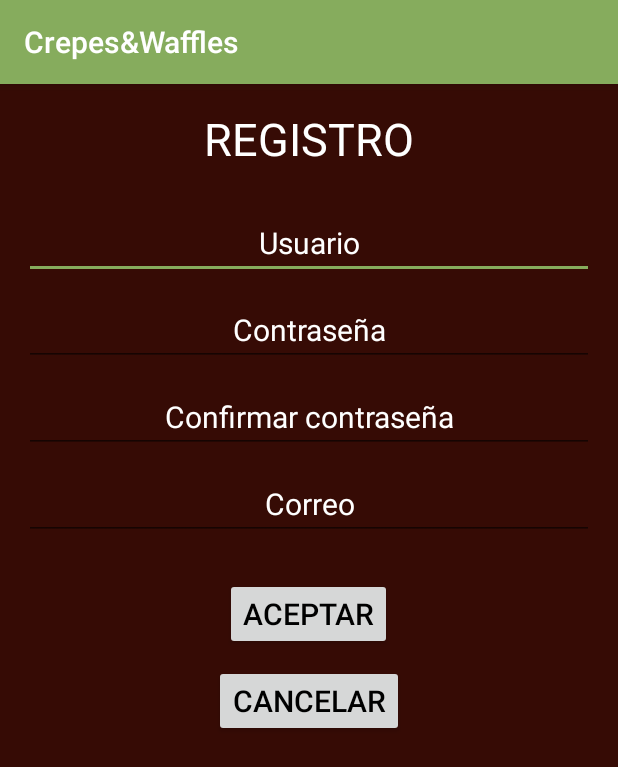
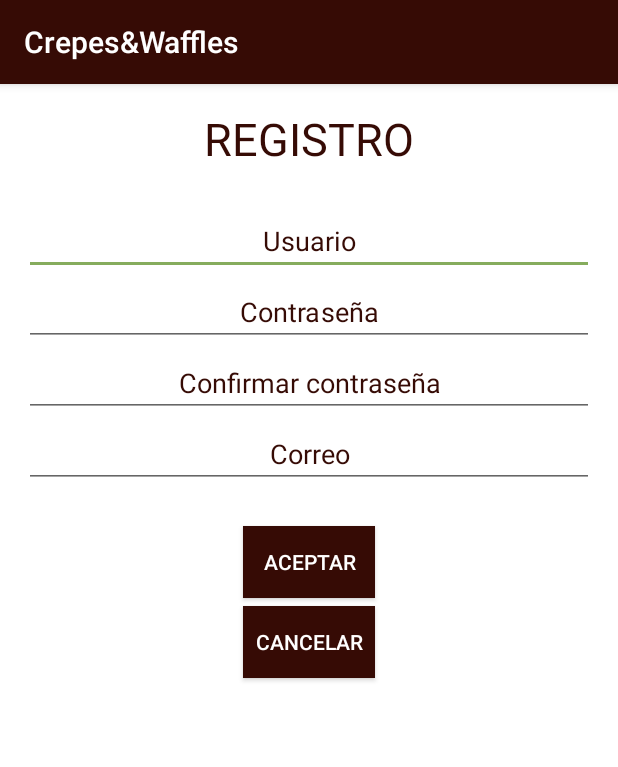
Before and after one commit to AlejandraBlandonRios/CrepesYWaffles, an Android app: the screen it shows after launch (RegistroActivity), after a tap on "REGISTRARSE", on a phone screen of 412 x 824 dp. Shown: the top 767 px of the screen. Run offline under Robolectric (Android 15) with nearby library versions, the phone set to English and light mode, and no system bars.

Commit message:
Version 2.0

```diff
--- a/app/src/main/java/com/alejandrablandon/crepeswaffles/FragmentosActivity.java
+++ b/app/src/main/java/com/alejandrablandon/crepeswaffles/FragmentosActivity.java
@@ -77,13 +77,14 @@ public class FragmentosActivity extends AppCompatActivity {
             switch (position){
                 case 0: return new LogoFragment();
                 case 1: return new Producto1Fragment();
+                case 2: return new BebidasFragment();
                 default: return null;
             }
         }
 
         @Override
         public int getCount() {
-            return 2;
+            return 3;
         }
     }
 
--- a/app/src/main/res/layout/activity_fragmentos.xml
+++ b/app/src/main/res/layout/activity_fragmentos.xml
@@ -9,7 +9,7 @@
     android:paddingRight="@dimen/activity_horizontal_margin"
     android:paddingTop="@dimen/activity_vertical_margin"
     android:id="@+id/pag_fragmentos"
-    android:background="@color/brown"
+    android:background="@color/white"
     tools:context="com.alejandrablandon.crepeswaffles.FragmentosActivity">
 
 </android.support.v4.view.ViewPager>
--- a/app/src/main/res/layout/activity_main.xml
+++ b/app/src/main/res/layout/activity_main.xml
@@ -7,7 +7,7 @@
     android:paddingRight="@dimen/activity_horizontal_margin"
     android:paddingTop="@dimen/activity_vertical_margin"
     android:orientation="vertical"
-    android:background="@color/brown"
+    android:background="@color/white"
     android:weightSum="1">
 
     <ImageView
--- a/app/src/main/res/layout/activity_registro.xml
+++ b/app/src/main/res/layout/activity_registro.xml
@@ -7,7 +7,7 @@
     android:paddingRight="@dimen/activity_horizontal_margin"
     android:paddingTop="@dimen/activity_vertical_margin"
     android:orientation="vertical"
-    android:background="@color/brown"
+    android:background="@color/white"
     >
     <TextView
         android:layout_width="match_parent"
@@ -15,7 +15,7 @@
         android:text="@string/Titulo"
         android:textSize="30sp"
         android:gravity="center"
-        android:textColor="@color/white"
+        android:textColor="@color/brown"
         />
     <!--<TextView
         android:layout_width="match_parent"
@@ -31,11 +31,10 @@
         android:layout_height="wrap_content"
         android:hint="@string/Usuario1"
         android:id="@+id/eNombre"
-        android:textColorHint="@color/white"
-        android:textColor="@color/white"
+        android:textColorHint="@color/brown"
+        android:textColor="@color/brown"
         android:layout_marginTop="25sp"
-        android:gravity="center"
-        android:textSize="20sp" />
+        android:gravity="center" />
     <!--<TextView
         android:layout_width="wrap_content"
         android:layout_height="wrap_content"
@@ -50,11 +49,10 @@
         android:hint="@string/Contraseña1"
         android:id="@+id/eContraseña1"
         android:inputType="textPassword"
-        android:textColorHint="@color/white"
-        android:textColor="@color/white"
+        android:textColorHint="@color/brown"
+        android:textColor="@color/brown"
         android:gravity="center"
-        android:layout_marginTop="10sp"
-        android:textSize="20sp" />
+        android:layout_marginTop="2sp" />
     <!--<TextView
         android:layout_width="wrap_content"
         android:layout_height="wrap_content"
@@ -70,10 +68,9 @@
         android:id="@+id/eContraseña2"
         android:gravity="center"
         android:inputType="textPassword"
-        android:textColorHint="@color/white"
-        android:textColor="@color/white"
-        android:layout_marginTop="10sp"
-        android:textSize="20sp" />
+        android:textColorHint="@color/brown"
+        android:textColor="@color/brown"
+        android:layout_marginTop="2sp" />
     <!--<TextView
         android:layout_width="wrap_content"
         android:layout_height="wrap_content"
@@ -87,12 +84,11 @@
         android:layout_height="wrap_content"
         android:hint="@string/Correo1"
         android:id="@+id/eCorreo"
-        android:textColorHint="@color/white"
+        android:textColorHint="@color/brown"
         android:inputType="textEmailAddress"
         android:gravity="center"
-        android:layout_marginTop="10sp"
-        android:textColor="@color/white"
-        android:textSize="20sp" />
+        android:layout_marginTop="2sp"
+        android:textColor="@color/brown" />
 
     <Button
         android:layout_width="wrap_content"
@@ -101,14 +97,16 @@
         android:id="@+id/bAceptar"
         android:layout_marginTop="25sp"
         android:layout_gravity="center"
-        android:textSize="20sp" />
+        android:background="@color/brown"
+        android:textColor="@color/white" />
     <Button
         android:layout_width="wrap_content"
         android:layout_height="wrap_content"
         android:text="@string/Cancelar1"
-        android:layout_marginTop="10sp"
+        android:layout_marginTop="5sp"
         android:id="@+id/bCancelar"
         android:layout_gravity="center"
-        android:textSize="20sp" />
+        android:background="@color/brown"
+        android:textColor="@color/white" />
 
 </LinearLayout>
--- a/app/src/main/res/layout/fragment_logo.xml
+++ b/app/src/main/res/layout/fragment_logo.xml
@@ -13,6 +13,8 @@
     <TextView
         android:layout_width="match_parent"
         android:layout_height="wrap_content"
-        android:text="@string/hello_blank_fragment" />
+        android:text="@string/Almuerzo"
+        android:textSize="30sp"
+        android:gravity="center"/>
 
 </LinearLayout>
--- a/app/src/main/res/layout/fragment_producto1.xml
+++ b/app/src/main/res/layout/fragment_producto1.xml
@@ -3,7 +3,7 @@
     android:layout_width="match_parent"
     android:layout_height="match_parent"
     android:orientation="vertical"
-    android:background="@color/brown"
+    android:background="@color/white"
     tools:context="com.alejandrablandon.crepeswaffles.Producto1Fragment">
 
     <!-- TODO: Update blank fragment layout -->
@@ -13,7 +13,7 @@
         android:textSize="40sp"
         android:text="@string/Fragmento2"
         android:gravity="center"
-        android:textColor="@color/white"/>
+        android:textColor="@color/brown"/>
     <ImageView
         android:layout_width="match_parent"
         android:layout_height="match_parent"
--- a/app/src/main/res/values/strings.xml
+++ b/app/src/main/res/values/strings.xml
@@ -29,4 +29,7 @@
     <string name="hello_blank_fragment">Hello blank fragment</string>
     <string name="Fragmento1">Logotipo</string>
     <string name="Fragmento2">Productos</string>
+    <string name="Almuerzo">Almuerzo/Cena</string>
+    <string name="Desayuno">Brunch/Desayuno</string>
+    <string name="Helado">Helados</string>
 </resources>
--- a/app/src/main/res/values/styles.xml
+++ b/app/src/main/res/values/styles.xml
@@ -3,8 +3,8 @@
     <!-- Base application theme. -->
     <style name="AppTheme" parent="Theme.AppCompat.Light.DarkActionBar">
         <!-- Customize your theme here. -->
-        <item name="colorPrimary">@color/barra</item> <!--Barra superior -->
-        <item name="colorPrimaryDark">@color/barra</item> <!--Notificaciones -->
+        <item name="colorPrimary">@color/brown</item> <!--Barra superior -->
+        <item name="colorPrimaryDark">@color/brown</item> <!--Notificaciones -->
         <item name="colorAccent">@color/barra</item> <!--Para resaltar -->
         <item name="android:textColor">@color/black</item> <!--Intento de cambiar el color de la letra -->
     </style>
```
Also changed, not shown: app/src/main/res/layout/activity_loggin.xml (+16 -12 lines), app/src/main/res/layout/activity_mi_perfil.xml (+11 -11 lines), app/src/main/java/com/alejandrablandon/crepeswaffles/Producto1Fragment.java (line endings or trailing spaces).
